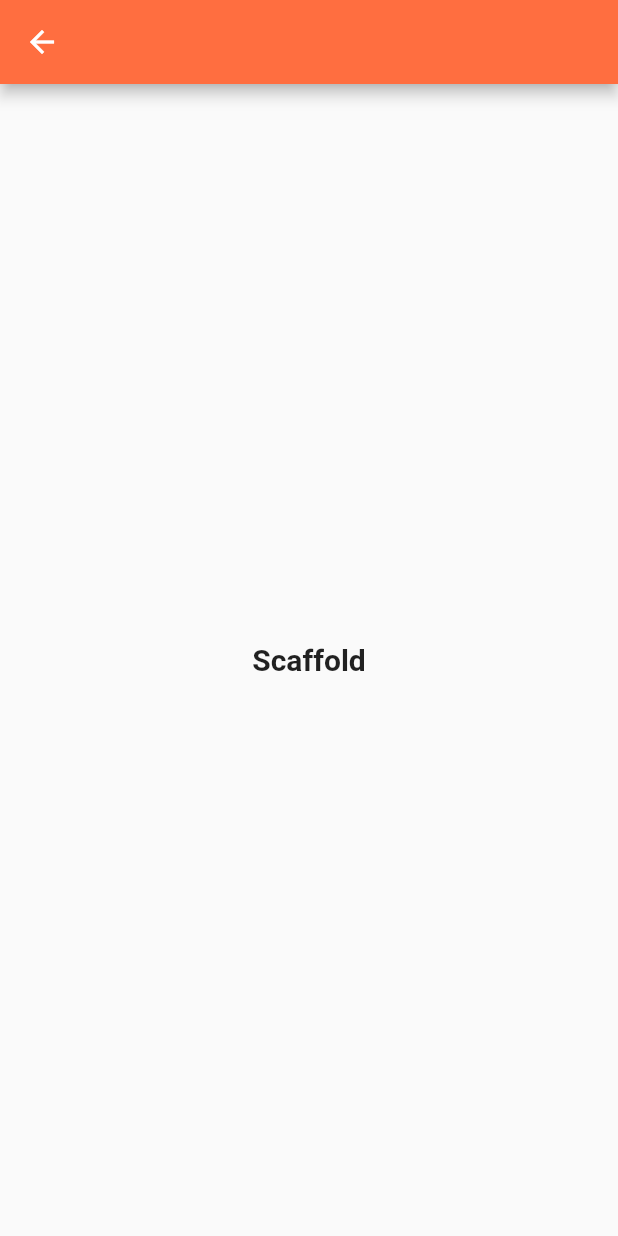
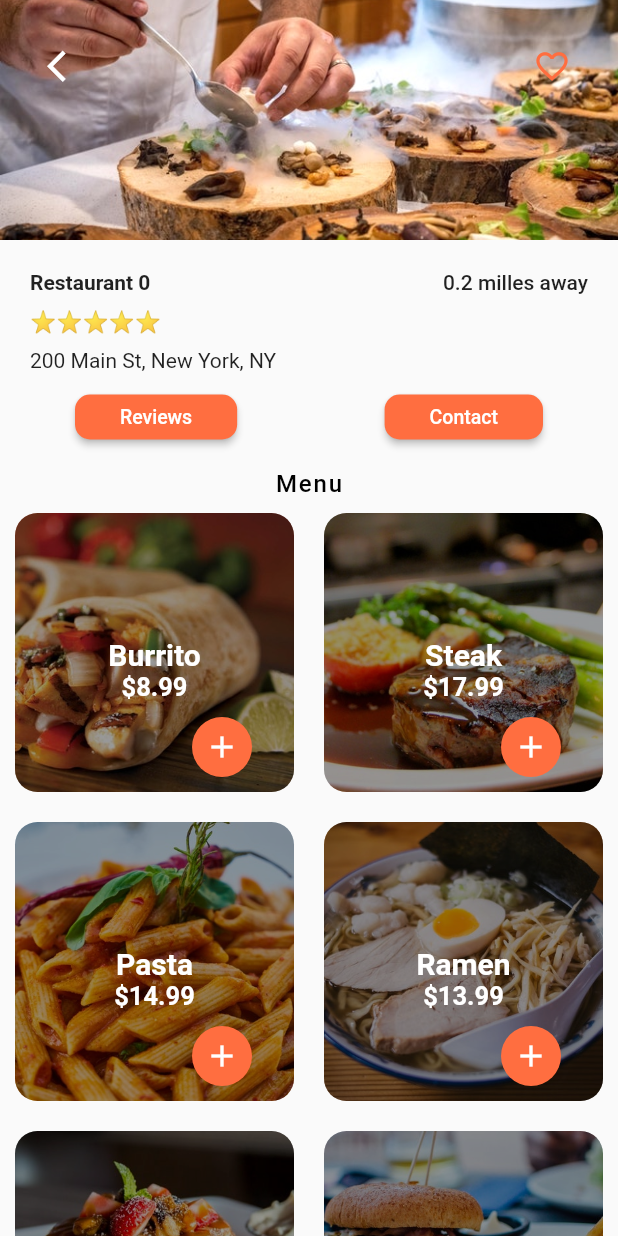
Before and after one commit to Wagner-Coche/food_delivery_app, a Flutter app: the screen it shows after launch, after a tap on "Restaurant 0", on a phone screen of 412 x 824 dp. Run offline on Flutter 3.47's test engine with Material 2 defaults, Android fonts, the phone set to English and light mode, and no system bars.

Commit message:
create gridview in restaurant

```diff
--- a/lib/screens/home_screen.dart
+++ b/lib/screens/home_screen.dart
@@ -15,7 +15,8 @@ class HomeScreen extends StatefulWidget {
 class _HomeScreenState extends State<HomeScreen> {
   @override
   Widget build(BuildContext context) {
-    return Scaffold(
+    return SizedBox(
+      child: Scaffold(
         backgroundColor: Colors.grey.shade100,
         appBar: AppBar(
           backgroundColor: Colors.deepOrangeAccent,
@@ -94,6 +95,7 @@ class _HomeScreenState extends State<HomeScreen> {
             ],
           ),
         ),
+      ),
     );
   }
 }
--- a/lib/screens/restaurant_screen.dart
+++ b/lib/screens/restaurant_screen.dart
@@ -3,31 +3,168 @@ import 'dart:ui';
 import 'package:flutter/material.dart';
 import 'package:flutter/src/foundation/key.dart';
 import 'package:flutter/src/widgets/framework.dart';
+import 'package:food_delivery_app/models/food.dart';
 import 'package:food_delivery_app/models/restaurant.dart';
+import 'package:food_delivery_app/widgets/gridview_restaurant_screen.dart';
+import 'package:food_delivery_app/widgets/rating_star.dart';
 
 class RestaurantScreen extends StatefulWidget {
-  const RestaurantScreen({Key? key}) : super(key: key);
+  const RestaurantScreen({Key? key, required this.restaurant}) : super(key: key);
+
+  final Restaurant restaurant;
 
   @override
   State<RestaurantScreen> createState() => _RestaurantScreenState();
 }
 
 class _RestaurantScreenState extends State<RestaurantScreen> {
+
   @override
   Widget build(BuildContext context) {
     return Scaffold(
-      appBar: AppBar(
-        backgroundColor: Colors.deepOrangeAccent,
-      ),
-      body: const Center(
-        child: Text(
-          "Scaffold",
-          style: TextStyle(
-            fontSize: 20,
-            fontWeight: FontWeight.bold
+      body: Column(
+        children: <Widget>[
+          Stack(
+            children: <Widget>[
+              Image(
+                image: AssetImage(widget.restaurant.imageUrl),
+                height: 160,
+                width: MediaQuery.of(context).size.width,
+                fit: BoxFit.cover
+              ),
+              Padding(
+                padding: const EdgeInsets.symmetric(horizontal: 20, vertical: 20),
+                child: Row(
+                  mainAxisAlignment: MainAxisAlignment.spaceBetween,
+                  children: <Widget>[
+                    IconButton(
+                      onPressed: () => Navigator.pop(context),
+                      icon: const Icon(
+                        Icons.arrow_back_ios,
+                        color: Colors.white,
+                        size: 25.0,
+                      )
+                    ),
+                    IconButton(
+                      onPressed: () => print("object"),
+                      icon: const Icon(
+                        Icons.favorite_border,
+                        color: Colors.deepOrangeAccent,
+                        size: 25.0,
+                      )
+                    )
+                  ],
+                ),
+              )
+            ]
           ),
-        ),
-      ),
+          SizedBox(
+            child: Padding(
+              padding: const EdgeInsets.symmetric(horizontal: 20.0, vertical: 20.0),
+              child: Column(
+                crossAxisAlignment: CrossAxisAlignment.start,
+                children: [
+                  Container(
+                    margin: const EdgeInsets.only(bottom: 10.0),
+                    child: Row(
+                      mainAxisAlignment: MainAxisAlignment.spaceBetween,
+                      children: <Widget>[
+                        Text(
+                          widget.restaurant.name,
+                          style: const TextStyle(
+                            fontWeight: FontWeight.bold
+                          ),
+                        ),
+                        const Text(
+                          "0.2 milles away",
+                          style: TextStyle(
+                            fontWeight: FontWeight.w500
+                          ),
+                        )
+                      ],
+                    ),
+                  ),
+                  RatingStar(value: widget.restaurant.rating),
+                  Container(
+                    margin: const EdgeInsets.only(top: 10.0, bottom: 15.0),
+                    child: Text(widget.restaurant.address),
+                  ),
+                  Container(
+                    margin: const EdgeInsets.symmetric(horizontal: 30.0),
+                    child: Row(
+                      mainAxisAlignment: MainAxisAlignment.spaceBetween,
+                      children: <Widget>[
+                        SizedBox(
+                          height: 30.0,
+                          child: ElevatedButton(
+                            onPressed: (){},
+                            style: ElevatedButton.styleFrom(
+                              primary: Colors.deepOrangeAccent,
+                              padding: const EdgeInsets.symmetric(horizontal: 30.0),
+                              onPrimary: Colors.black12,
+                              shape: RoundedRectangleBorder(
+                                borderRadius: BorderRadius.circular(10.0)
+                              )
+                            ),
+                            child: const Text(
+                              "Reviews",
+                              style: TextStyle(
+                                color: Colors.white,
+                                fontSize: 13
+                              )
+                            ),
+                          ),
+                        ),
+                        SizedBox(
+                          height: 30.0,
+                          child: ElevatedButton(
+                            onPressed: (){},
+                            style: ElevatedButton.styleFrom(
+                              primary: Colors.deepOrangeAccent,
+                              padding: const EdgeInsets.symmetric(horizontal: 30.0),
+                              onPrimary: Colors.black12,
+                              shape: RoundedRectangleBorder(
+                                borderRadius: BorderRadius.circular(10.0)
+                              )
+                            ),
+                            child: const Text(
+                              "Contact",
+                              style: TextStyle(
+                                color: Colors.white,
+                                fontSize: 13
+                              )
+                            ),
+                          ),
+                        ),
+                      ],
+                    ),
+                  ),
+                ],
+              ),
+            ),
+          ),
+          const Center(
+            child: Text(
+              "Menu",
+              style: TextStyle(
+                color: Colors.black,
+                fontSize: 16,
+                fontWeight: FontWeight.w500,
+                letterSpacing: 1.2
+              ),
+            ),
+          ),
+          Expanded(
+            child: GridView.count(
+              crossAxisCount: 2,
+              children: List.generate(widget.restaurant.menu.length, (index) {
+                Food food = widget.restaurant.menu[index];
+                return GridViewRestaurantScreen(food: food);
+              })
+            ),
+          ),
+        ],
+      )
     );
   }
 }
--- /dev/null
+++ b/lib/widgets/gridview_restaurant_screen.dart
@@ -0,0 +1,81 @@
+import 'package:flutter/cupertino.dart';
+import 'package:flutter/material.dart';
+import 'package:flutter/src/foundation/key.dart';
+import 'package:flutter/src/widgets/framework.dart';
+import 'package:food_delivery_app/models/food.dart';
+
+class GridViewRestaurantScreen extends StatelessWidget {
+  const GridViewRestaurantScreen({Key? key, required this.food}) : super(key: key);
+
+  final Food food;
+
+  @override
+  Widget build(BuildContext context) {
+    return Container(
+      margin: const EdgeInsets.all(10),
+      child: Stack(
+        children: <Widget>[
+          Container(
+            decoration: BoxDecoration(
+              borderRadius: BorderRadius.circular(15.0),
+              image: DecorationImage(
+                image: AssetImage(food.imageUrl),
+                fit: BoxFit.cover
+              )
+            ),
+          ),
+          Container(
+            decoration: BoxDecoration(
+              borderRadius: BorderRadius.circular(15.0),
+              color: Colors.black.withOpacity(.4)
+            ),
+          ),
+          Center(
+            child: Column(
+              mainAxisAlignment: MainAxisAlignment.end,
+              children: <Widget>[
+                Container(
+                  margin: const EdgeInsets.only(bottom: 10),
+                  child: Column(
+                    children: [
+                      Text(
+                        food.name,
+                        style: const TextStyle(
+                          color: Colors.white,
+                          fontSize: 20,
+                          fontWeight: FontWeight.bold
+                        ),
+                      ),
+                      Text(
+                        "\$${food.price}",
+                        style: const TextStyle(
+                          color: Colors.white,
+                          fontSize: 17,
+                          fontWeight: FontWeight.bold
+                        ),
+                      ),
+                    ],
+                  ),
+                ),
+                Container(
+                  margin: const EdgeInsets.only(bottom: 10, left: 90),
+                  height: 40,
+                  width: 40,
+                  decoration: BoxDecoration(
+                    color: Colors.deepOrangeAccent,
+                    borderRadius: BorderRadius.circular(20)
+                  ),
+                  child: IconButton(
+                    icon: const Icon(Icons.add, color: Colors.white),
+                    onPressed: (){},
+                    tooltip: "Add ${food.name}",
+                  ),
+                )
+              ],
+            ),
+          )
+        ],
+      ),
+    );
+  }
+}
--- a/lib/widgets/nearby_restaurants.dart
+++ b/lib/widgets/nearby_restaurants.dart
@@ -22,9 +22,7 @@ class _NearbyRestaurantsState extends State<NearbyRestaurants> {
     for (var element in restaurants) {
       listaRestaurants.add(
         GestureDetector(
-          onTap: (){
-            Navigator.push(context, MaterialPageRoute(builder: (_) => const RestaurantScreen()));
-          },
+          onTap: () => Navigator.push(context, MaterialPageRoute(builder: (_) => RestaurantScreen(restaurant: element))),
           child: Container(
             margin: const EdgeInsets.symmetric(horizontal: 20.0, vertical: 10.0),
             decoration: BoxDecoration(
@@ -39,12 +37,11 @@ class _NearbyRestaurantsState extends State<NearbyRestaurants> {
               children: <Widget>[
                 ClipRRect(
                   borderRadius: BorderRadius.circular(15.0),
-                  child: SizedBox(
+                  child: Image(
                     height: 100,
                     width: 100,
-                    child: Image(
-                      image: AssetImage(element.imageUrl), fit: BoxFit.cover,
-                    ),
+                    image: AssetImage(element.imageUrl),
+                    fit: BoxFit.cover,
                   ),
                 ),
                 Container(
```
Lines whose indentation alone changed are shown as unchanged.
